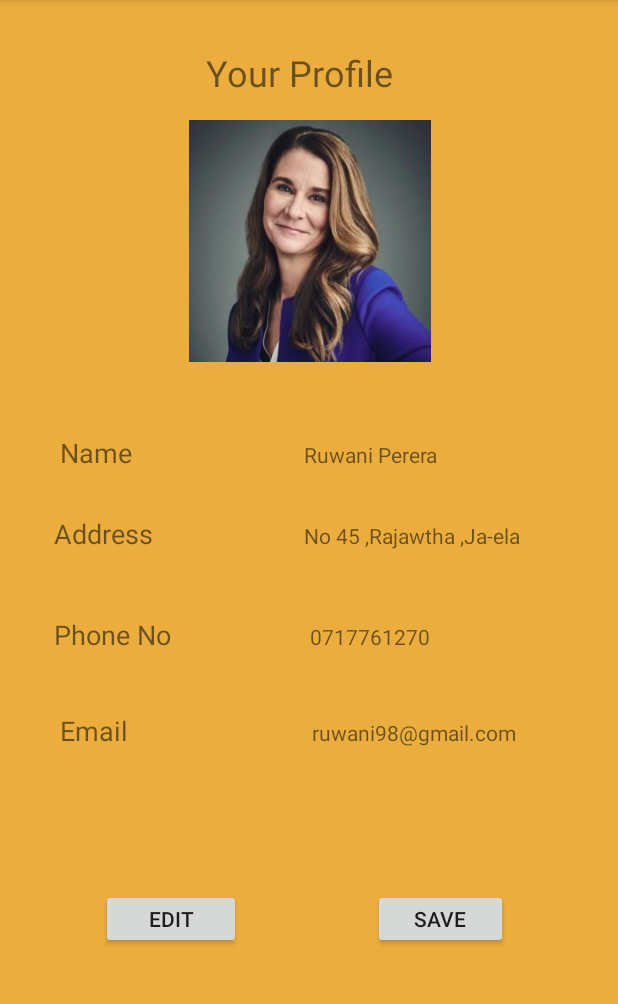
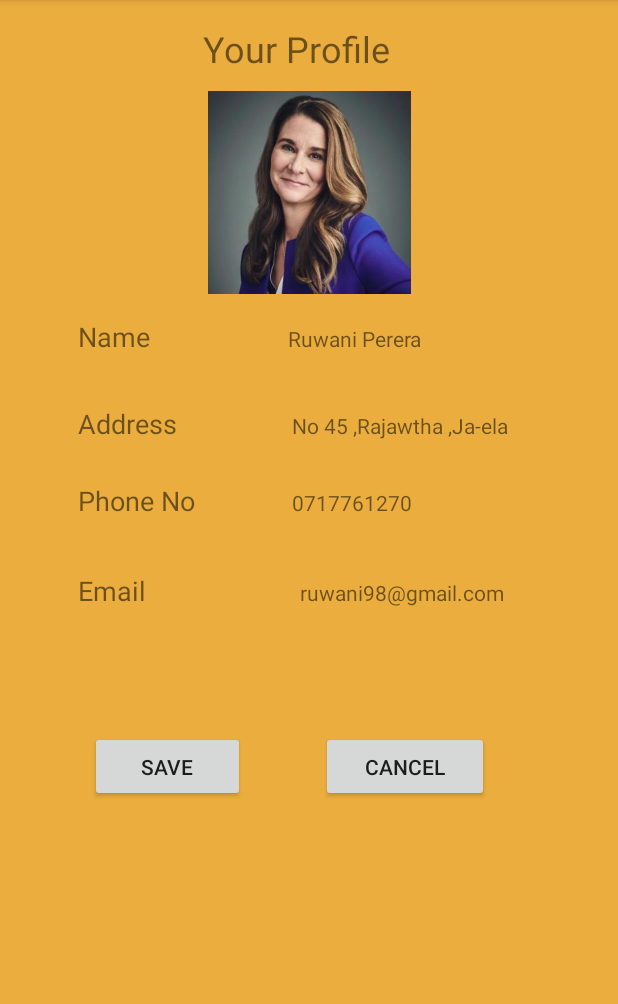
Before and after one commit to Kalum96/Beauty_Fresh-MAD, an Android app: the user screen opened directly, with no data from a screen before it, on a phone screen of 412 x 824 dp, the part 84-1088 px from its top. Run offline under Robolectric (Android 15) with nearby library versions, the phone set to English and light mode, and no system bars.

Commit message:
Update Profile UI

```diff
--- a/app/src/main/res/layout/activity_user.xml
+++ b/app/src/main/res/layout/activity_user.xml
@@ -8,137 +8,138 @@
     tools:context=".user">
 
     <TextView
-        android:id="@+id/textView28"
+        android:id="@+id/textView17"
+        android:layout_width="165dp"
+        android:layout_height="23dp"
+        android:layout_marginTop="28dp"
+        android:layout_marginEnd="52dp"
+        android:text="No 45 ,Rajawtha ,Ja-ela"
+        app:layout_constraintEnd_toEndOf="parent"
+        app:layout_constraintTop_toBottomOf="@+id/textView24" />
+
+    <TextView
+        android:id="@+id/textView18"
+        android:layout_width="88dp"
+        android:layout_height="28dp"
+        android:layout_marginStart="52dp"
+        android:text="Phone No"
+        android:textSize="18sp"
+        app:layout_constraintBaseline_toBaselineOf="@+id/textView22"
+        app:layout_constraintStart_toStartOf="parent" />
+
+    <TextView
+        android:id="@+id/textView19"
         android:layout_width="151dp"
         android:layout_height="36dp"
         android:layout_marginStart="8dp"
-        android:layout_marginTop="32dp"
+        android:layout_marginTop="16dp"
         android:layout_marginEnd="8dp"
         android:text="Your Profile"
         android:textSize="24sp"
         app:layout_constraintEnd_toEndOf="parent"
-        app:layout_constraintHorizontal_bias="0.528"
+        app:layout_constraintHorizontal_bias="0.52"
         app:layout_constraintStart_toStartOf="parent"
         app:layout_constraintTop_toTopOf="parent" />
 
-    <ImageView
-        android:id="@+id/imageView9"
-        android:layout_width="164dp"
-        android:layout_height="161dp"
-        android:layout_marginStart="8dp"
-        android:layout_marginTop="12dp"
-        android:layout_marginEnd="8dp"
+    <TextView
+        android:id="@+id/textView20"
+        android:layout_width="160dp"
+        android:layout_height="24dp"
+        android:layout_marginTop="36dp"
+        android:layout_marginEnd="52dp"
+        android:text="ruwani98@gmail.com"
         app:layout_constraintEnd_toEndOf="parent"
-        app:layout_constraintHorizontal_bias="0.502"
-        app:layout_constraintStart_toStartOf="parent"
-        app:layout_constraintTop_toBottomOf="@+id/textView28"
-        app:srcCompat="@drawable/image4" />
+        app:layout_constraintTop_toBottomOf="@+id/textView22" />
 
     <TextView
-        android:id="@+id/textView29"
-        android:layout_width="60dp"
-        android:layout_height="33dp"
-        android:layout_marginStart="40dp"
-        android:text="Name"
+        android:id="@+id/textView21"
+        android:layout_width="72dp"
+        android:layout_height="31dp"
+        android:layout_marginStart="52dp"
+        android:text="Address"
         android:textSize="18sp"
-        app:layout_constraintBaseline_toBaselineOf="@+id/textView33"
+        app:layout_constraintBaseline_toBaselineOf="@+id/textView17"
         app:layout_constraintStart_toStartOf="parent" />
 
     <TextView
-        android:id="@+id/textView30"
-        android:layout_width="72dp"
-        android:layout_height="31dp"
-        android:layout_marginStart="36dp"
-        android:text="Address"
+        android:id="@+id/textView22"
+        android:layout_width="161dp"
+        android:layout_height="24dp"
+        android:layout_marginTop="28dp"
+        android:layout_marginEnd="56dp"
+        android:text="0717761270"
+        app:layout_constraintEnd_toEndOf="parent"
+        app:layout_constraintTop_toBottomOf="@+id/textView17" />
+
+    <TextView
+        android:id="@+id/textView23"
+        android:layout_width="60dp"
+        android:layout_height="33dp"
+        android:layout_marginStart="52dp"
+        android:text="Name"
         android:textSize="18sp"
-        app:layout_constraintBaseline_toBaselineOf="@+id/textView34"
+        app:layout_constraintBaseline_toBaselineOf="@+id/textView24"
         app:layout_constraintStart_toStartOf="parent" />
 
     <TextView
-        android:id="@+id/textView31"
-        android:layout_width="88dp"
-        android:layout_height="28dp"
-        android:layout_marginStart="36dp"
-        android:text="Phone No"
+        android:id="@+id/textView24"
+        android:layout_width="168dp"
+        android:layout_height="30dp"
+        android:layout_marginTop="20dp"
+        android:layout_marginEnd="52dp"
+        android:text="Ruwani Perera"
+        app:layout_constraintEnd_toEndOf="parent"
+        app:layout_constraintTop_toBottomOf="@+id/imageView" />
+
+    <TextView
+        android:id="@+id/textView25"
+        android:layout_width="70dp"
+        android:layout_height="32dp"
+        android:layout_marginStart="52dp"
+        android:text="Email"
         android:textSize="18sp"
-        app:layout_constraintBaseline_toBaselineOf="@+id/textView35"
+        app:layout_constraintBaseline_toBaselineOf="@+id/textView20"
         app:layout_constraintStart_toStartOf="parent" />
 
-    <TextView
-        android:id="@+id/textView32"
-        android:layout_width="70dp"
-        android:layout_height="32dp"
-        android:layout_marginStart="40dp"
-        android:text="Email"
-        android:textSize="18sp"
-        app:layout_constraintBaseline_toBaselineOf="@+id/textView36"
-        app:layout_constraintStart_toStartOf="parent" />
-
-    <TextView
-        android:id="@+id/textView33"
-        android:layout_width="169dp"
-        android:layout_height="26dp"
-        android:layout_marginTop="52dp"
-        android:layout_marginEnd="40dp"
-        android:text="Ruwani Perera"
+    <ImageView
+        android:id="@+id/imageView"
+        android:layout_width="135dp"
+        android:layout_height="136dp"
+        android:layout_marginStart="8dp"
+        android:layout_marginTop="8dp"
+        android:layout_marginEnd="8dp"
         app:layout_constraintEnd_toEndOf="parent"
-        app:layout_constraintTop_toBottomOf="@+id/imageView9" />
-
-    <TextView
-        android:id="@+id/textView34"
-        android:layout_width="165dp"
-        android:layout_height="23dp"
-        android:layout_marginTop="28dp"
-        android:layout_marginEnd="44dp"
-        android:text="No 45 ,Rajawtha ,Ja-ela"
-        app:layout_constraintEnd_toEndOf="parent"
-        app:layout_constraintTop_toBottomOf="@+id/textView33" />
-
-    <TextView
-        android:id="@+id/textView35"
-        android:layout_width="161dp"
-        android:layout_height="24dp"
-        android:layout_marginTop="44dp"
-        android:layout_marginEnd="44dp"
-        android:text="0717761270"
-        app:layout_constraintEnd_toEndOf="parent"
-        app:layout_constraintTop_toBottomOf="@+id/textView34" />
-
-    <TextView
-        android:id="@+id/textView36"
-        android:layout_width="160dp"
-        android:layout_height="24dp"
-        android:layout_marginTop="40dp"
-        android:layout_marginEnd="44dp"
-        android:text="ruwani98@gmail.com"
-        app:layout_constraintEnd_toEndOf="parent"
-        app:layout_constraintTop_toBottomOf="@+id/textView35" />
+        app:layout_constraintHorizontal_bias="0.501"
+        app:layout_constraintStart_toStartOf="parent"
+        app:layout_constraintTop_toBottomOf="@+id/textView19"
+        app:srcCompat="@drawable/image4" />
 
     <Button
-        android:id="@+id/button6"
-        android:layout_width="93dp"
-        android:layout_height="40dp"
-        android:layout_marginStart="58dp"
-        android:layout_marginTop="601dp"
-        android:layout_marginEnd="242dp"
-        android:layout_marginBottom="144dp"
-        android:text="Edit"
+        android:id="@+id/button4"
+        android:layout_width="103dp"
+        android:layout_height="47dp"
+        android:layout_marginStart="60dp"
+        android:layout_marginTop="8dp"
+        android:layout_marginBottom="137dp"
+        android:text="Save"
+        app:layout_constraintBottom_toBottomOf="parent"
+        app:layout_constraintStart_toStartOf="parent"
+        app:layout_constraintTop_toBottomOf="@+id/textView25"
+        app:layout_constraintVertical_bias="0.408" />
+
+    <Button
+        android:id="@+id/button5"
+        android:layout_width="112dp"
+        android:layout_height="47dp"
+        android:layout_marginStart="8dp"
+        android:layout_marginTop="8dp"
+        android:layout_marginEnd="56dp"
+        android:layout_marginBottom="135dp"
+        android:text="Cancel"
         app:layout_constraintBottom_toBottomOf="parent"
         app:layout_constraintEnd_toEndOf="parent"
-        app:layout_constraintStart_toStartOf="parent"
-        app:layout_constraintTop_toTopOf="parent" />
-
-    <Button
-        android:id="@+id/button7"
-        android:layout_width="90dp"
-        android:layout_height="40dp"
-        android:layout_marginStart="239dp"
-        android:layout_marginTop="601dp"
-        android:layout_marginEnd="64dp"
-        android:layout_marginBottom="144dp"
-        android:text="SAVE"
-        app:layout_constraintBottom_toBottomOf="parent"
-        app:layout_constraintEnd_toEndOf="parent"
-        app:layout_constraintStart_toStartOf="parent"
-        app:layout_constraintTop_toTopOf="parent" />
+        app:layout_constraintHorizontal_bias="0.583"
+        app:layout_constraintStart_toEndOf="@+id/button4"
+        app:layout_constraintTop_toBottomOf="@+id/textView25"
+        app:layout_constraintVertical_bias="0.401" />
 </androidx.constraintlayout.widget.ConstraintLayout>
--- a/app/src/main/res/values/strings.xml
+++ b/app/src/main/res/values/strings.xml
@@ -1,5 +1,6 @@
 <resources>
     <string name="app_name">Beauty_Fresh</string>
+    <string name="_0717761270">0717761270</string>
     <string-array name="UserType">
         <item>User</item>
         <item>Admin</item>
```
